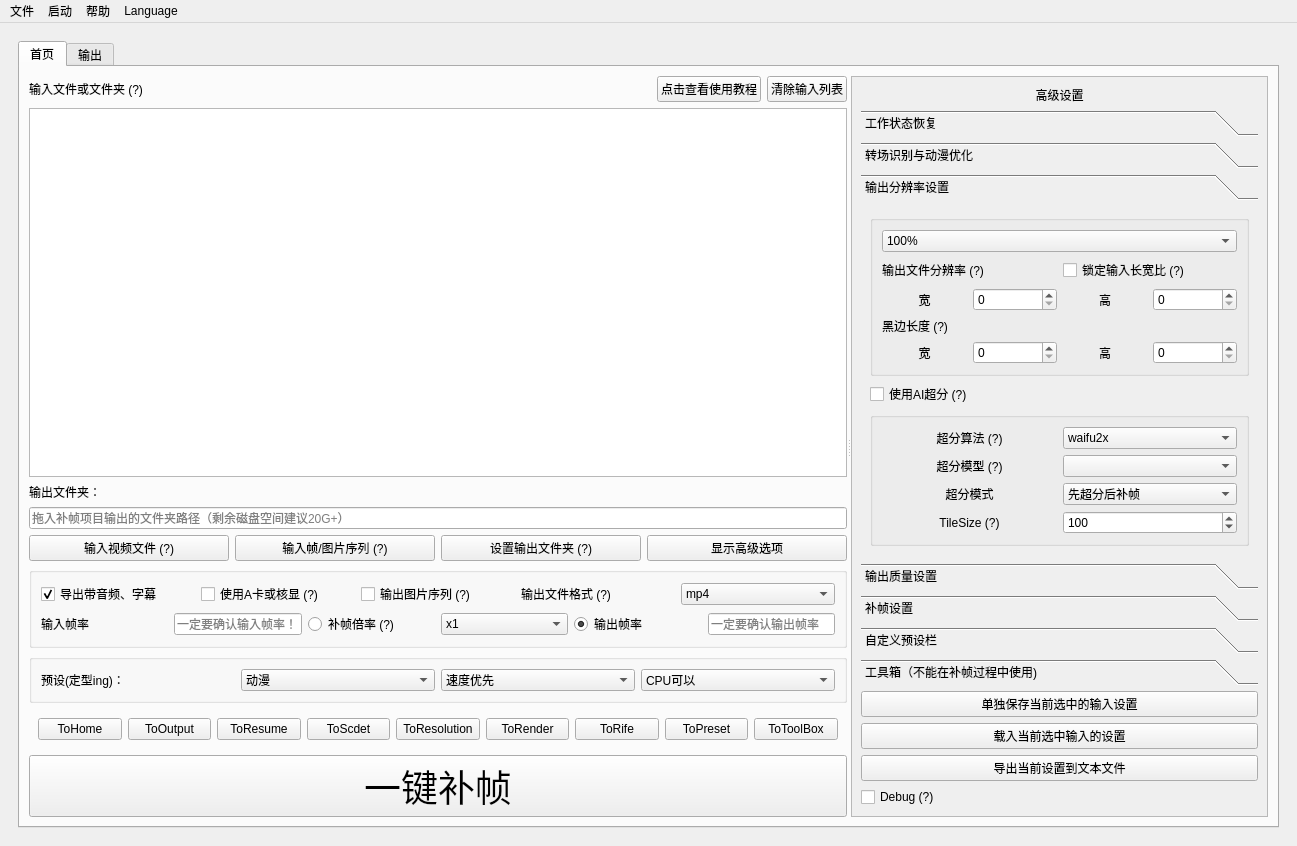
The window that Utils/SVFI_UI.ui (100wman/RIFE_GUI) describes before a commit, drawn with Qt 5.
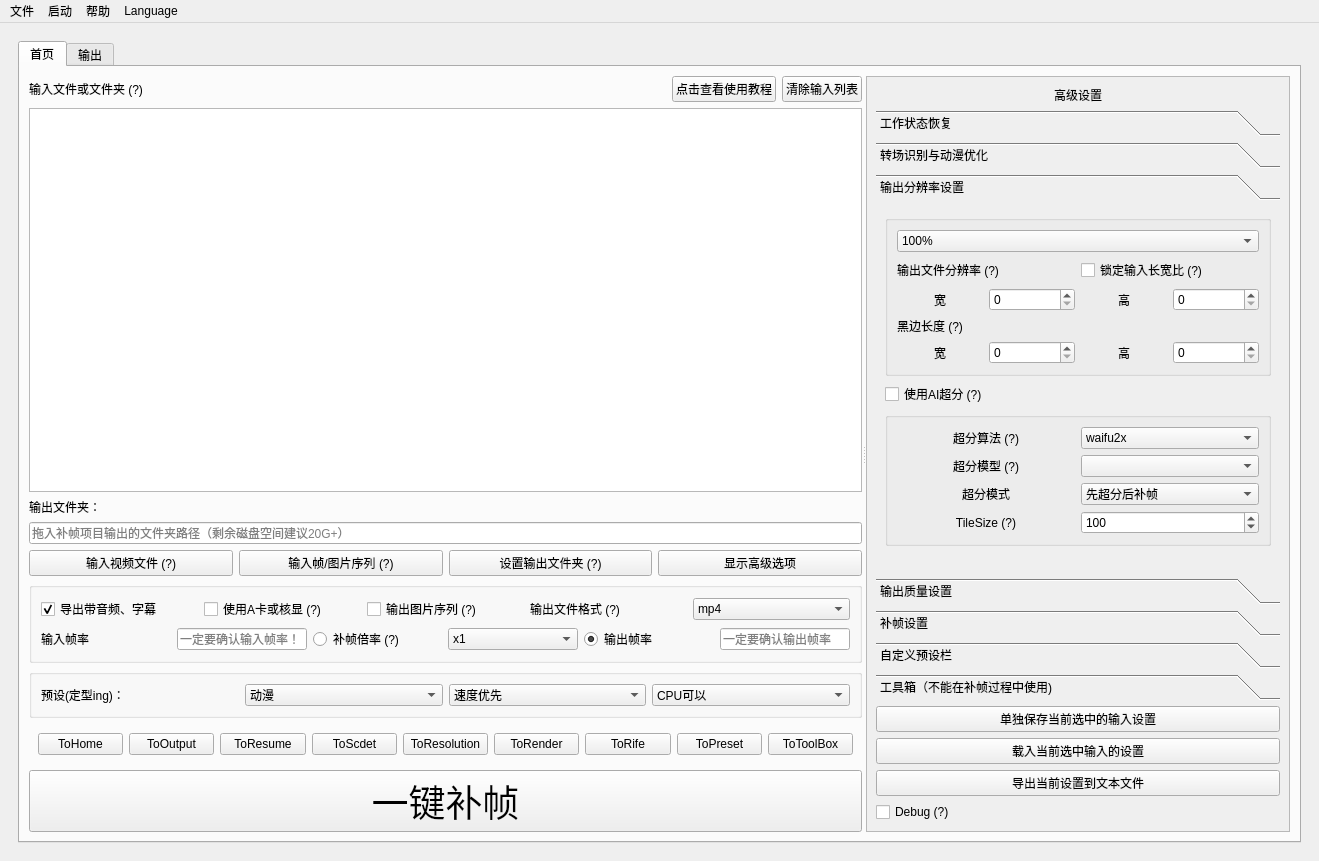
The same window after the commit. The open tabs and pages were chosen to show the change. Custom widgets are drawn as their Qt base class.

Commit message: Update SVFI 3.5.18 Update Log - Add OverTime Reminder Module, will reminder user of abnormal TLE     - Add Rude Exit Mode, Kill ffmpeg and others to avoid spawning zombie process     - Add all update logs since 3.5.2     - Add Output extension / Input Extension Synchronization Check     - Add Read Tutorial Compulsorily at first start     - Update documentations for Super Resolution Module     - Update OLS error Information     - Fix Steam ACHV, and add more, keep round to 2 digits

```diff
--- a/Utils/SVFI_UI.ui
+++ b/Utils/SVFI_UI.ui
@@ -6,8 +6,8 @@
    <rect>
     <x>0</x>
     <y>0</y>
-    <width>1297</width>
-    <height>846</height>
+    <width>1319</width>
+    <height>861</height>
    </rect>
   </property>
   <property name="windowTitle">
@@ -694,8 +694,8 @@
                    <rect>
                     <x>0</x>
                     <y>0</y>
-                    <width>437</width>
-                    <height>724</height>
+                    <width>445</width>
+                    <height>739</height>
                    </rect>
                   </property>
                   <layout class="QGridLayout" name="gridLayout_10">
@@ -1266,8 +1266,8 @@
                        <rect>
                         <x>0</x>
                         <y>0</y>
-                        <width>419</width>
-                        <height>395</height>
+                        <width>427</width>
+                        <height>410</height>
                        </rect>
                       </property>
                       <attribute name="label">
@@ -3096,7 +3096,7 @@
     <rect>
      <x>0</x>
      <y>0</y>
-     <width>1297</width>
+     <width>1319</width>
      <height>23</height>
     </rect>
    </property>
```
Left out of the diff: 22 changed lines with no effect on the pictures. The commit also changes 14 other files.
